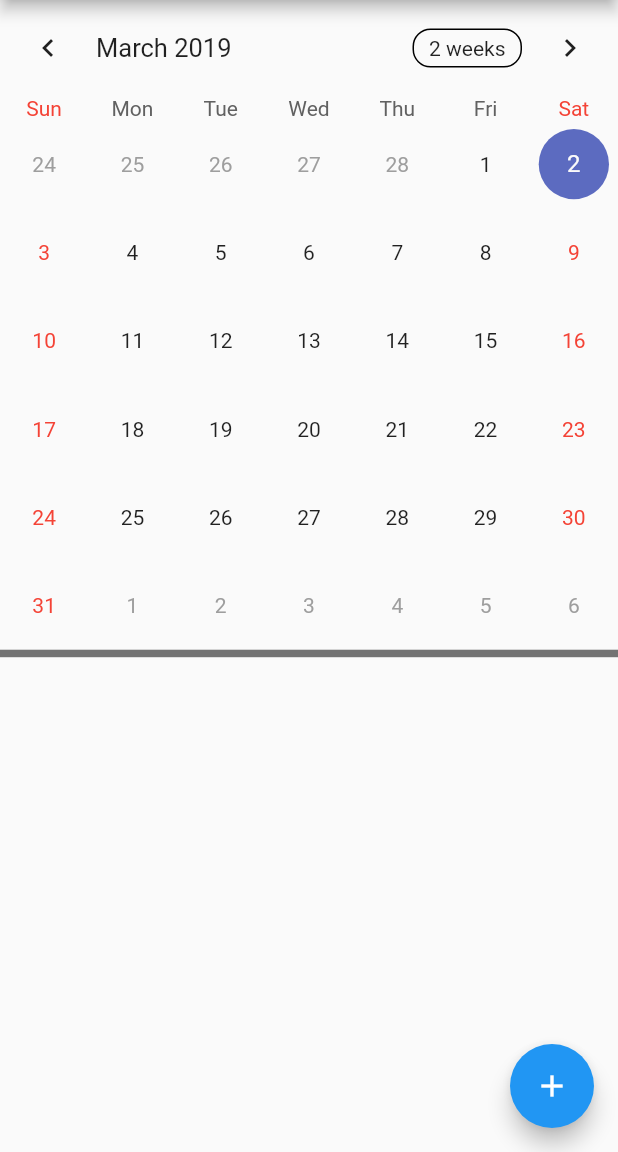
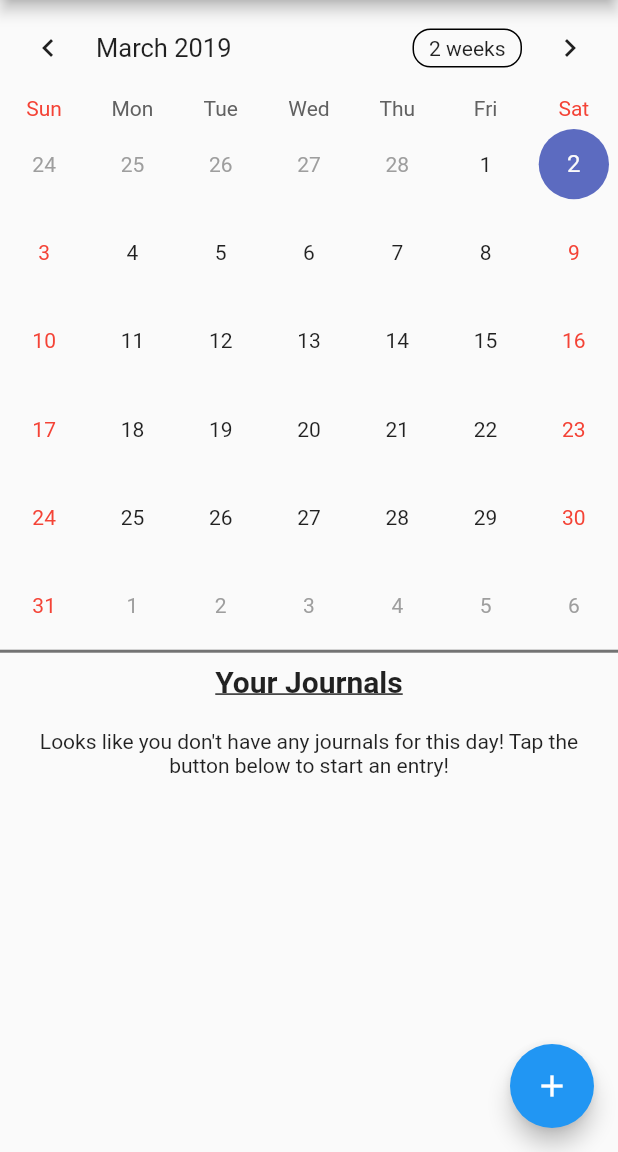
Before and after one commit to chrispypatt/dream_keeper, a Flutter app: the screen it shows after launch, on a phone screen of 412 x 824 dp, the part 84-1236 px from its top. Run offline on Flutter 3.47's test engine with Material 2 defaults, Android fonts, the phone set to English and light mode, and no system bars; drawn by our look-alikes of table_calendar; missing offline and left inert: quill_delta, zefyr.

Commit message:
Add more styling

```diff
--- a/lib/main.dart
+++ b/lib/main.dart
@@ -63,6 +63,16 @@ class _MainPageState extends State<MainPage> {
             children: <Widget>[
               _buildTableCalendar(),
               const SizedBox(height: 8.0),
+              Text(
+                'Your Journals',
+                style: TextStyle(
+                  fontWeight: FontWeight.bold,
+                  fontSize: 20.0,
+                  decoration: TextDecoration.combine([
+                    TextDecoration.underline,
+                  ])
+                ),
+              ),
               Expanded(child: _buildJournalList()),
             ],
           ),
@@ -104,7 +114,7 @@ class _MainPageState extends State<MainPage> {
         border: new BorderDirectional(
             bottom: new BorderSide(
               color: Colors.black54,
-              width: 5.0,
+              width: 2.0,
               style: BorderStyle.solid
             ),
 
@@ -134,6 +144,13 @@ class _MainPageState extends State<MainPage> {
   }
 
   Widget _buildJournalList() {
+    if (_selectedJournals.isEmpty){
+      return Padding(
+        padding: EdgeInsets.all(20.0),
+        child: Text("Looks like you don't have any journals for this day! Tap the button below to start an entry!", textAlign: TextAlign.center,)
+      );
+    }
+    // return Text(_selectedJournals.toString());
     return ListView(
       children: _selectedJournals
           .map((journal) => Container(
```
Also changed, not shown: lib/createJournal.dart (+11 -0 lines).
